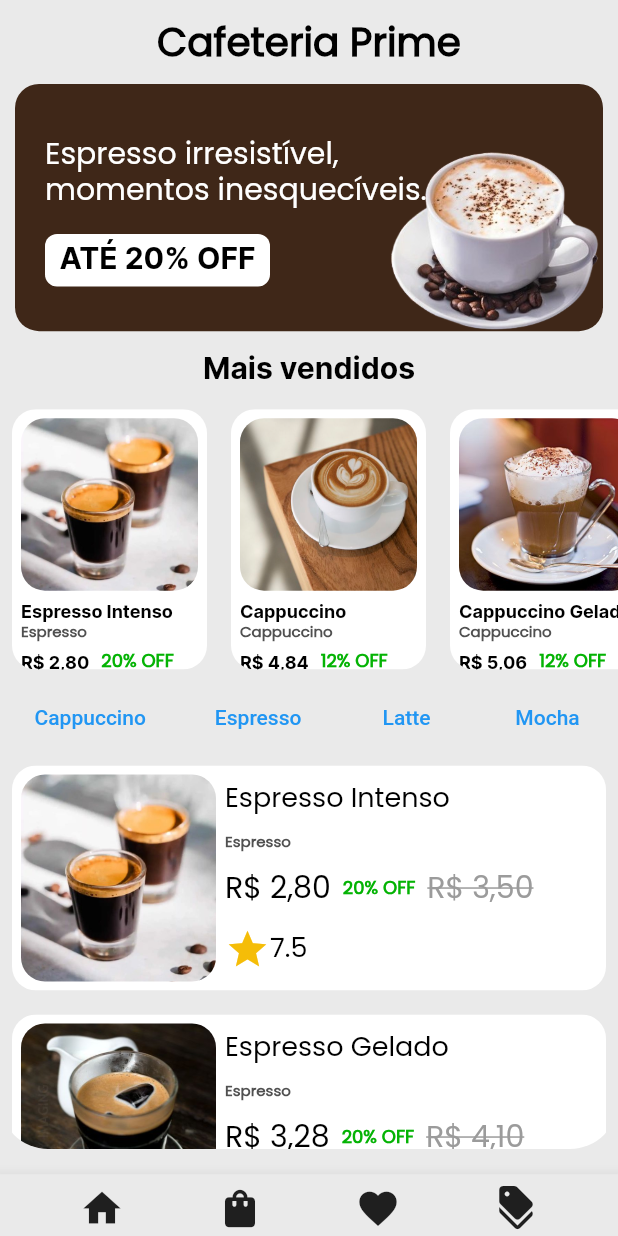
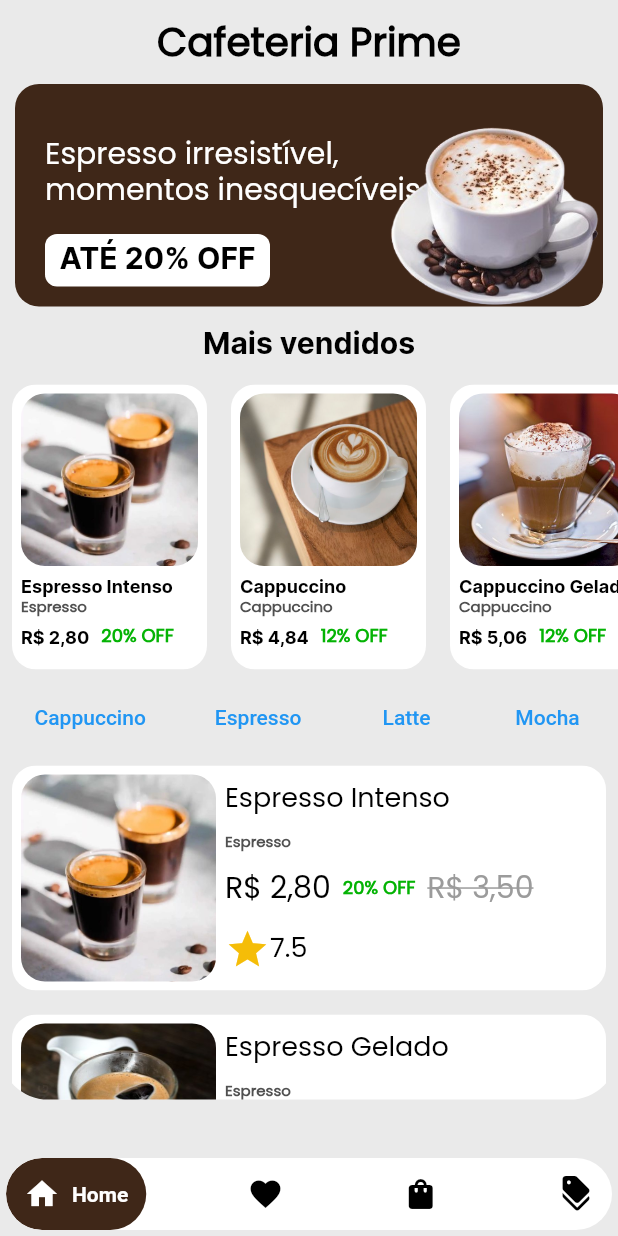
Before and after one commit to teixeiradlucas/Coffee_Shop, a Flutter app: the screen it shows after launch, on a phone screen of 412 x 824 dp. Run offline on Flutter 3.47's test engine with Material 3 defaults, Android fonts, the phone set to English and light mode, and no system bars; drawn by our look-alikes of google_nav_bar; our stand-ins replace flutter_svg, go_router.

Commit message:
Novo bottom navigation

```diff
--- a/lib/view/home/home_view.dart
+++ b/lib/view/home/home_view.dart
@@ -7,6 +7,7 @@ import 'package:coffee_shop/view/home/components/coffe_item_type.dart';
 import 'package:coffee_shop/view/home/components/coffee_item.dart';
 import 'package:flutter/material.dart';
 import 'package:go_router/go_router.dart';
+import 'package:google_nav_bar/google_nav_bar.dart';
 
 class HomeView extends StatelessWidget {
   const HomeView({super.key});
@@ -18,12 +19,12 @@ class HomeView extends StatelessWidget {
     final size = MediaQuery.of(context).size;
     return Scaffold(
       appBar: _appBar(),
-      bottomNavigationBar: _bottomNavigation(context, size),
+      bottomNavigationBar: _bottomNavigation(context),
       body: Column(
         children: [
-          _news(context, size.height * 0.2),
-          _bestSellers(items, size.height * 0.23),
-          _category(context, activeCoffees, size.height * 0.32),
+          _news(context, size.height * 0.18),
+          _bestSellers(items, size.height * 0.25),
+          _category(context, activeCoffees, size.height * 0.28),
         ],
       ),
     );
@@ -147,42 +148,46 @@ Column _category(
   );
 }
 
-BottomAppBar _bottomNavigation(BuildContext context, Size size) {
-  return BottomAppBar(
-    height: size.height * 0.05,
-    color: AppColors.backgroundColor,
-    child: Row(
-      mainAxisAlignment: MainAxisAlignment.spaceEvenly,
-      children: [
-        IconButton(
-          onPressed: () {},
-          icon: const Icon(
-            Icons.home,
-            size: 30,
+Padding _bottomNavigation(BuildContext context) {
+  return Padding(
+    padding: const EdgeInsets.all(AppDimens.kPaddingS),
+    child: ClipRRect(
+      borderRadius: const BorderRadius.all(
+        Radius.circular(AppDimens.kPaddingXL),
+      ),
+      child: GNav(
+        backgroundColor: AppColors.whiteColor,
+        tabBackgroundColor: AppColors.brownCoffeeColor,
+        padding: const EdgeInsets.all(AppDimens.kPadding * 2),
+        gap: 8,
+        tabs: [
+          const GButton(
+            icon: Icons.home,
+            text: 'Home',
+            iconActiveColor: AppColors.whiteColor,
+            textColor: AppColors.whiteColor,
           ),
-        ),
-        IconButton(
-          onPressed: () {},
-          icon: const Icon(
-            Icons.shopping_bag,
-            size: 30,
+          GButton(
+            onPressed: () async => GoRouter.of(context).push('/favorites'),
+            icon: Icons.favorite,
+            text: 'Favoritos',
+            iconActiveColor: AppColors.whiteColor,
+            textColor: AppColors.whiteColor,
           ),
-        ),
-        IconButton(
-          onPressed: () async => GoRouter.of(context).push('/favorites'),
-          icon: const Icon(
-            Icons.favorite,
-            size: 30,
+          const GButton(
+            icon: Icons.shopping_bag,
+            text: 'Carrinho',
+            iconActiveColor: AppColors.whiteColor,
+            textColor: AppColors.whiteColor,
           ),
-        ),
-        IconButton(
-          onPressed: () {},
-          icon: const Icon(
-            Icons.discount,
-            size: 30,
+          const GButton(
+            icon: Icons.discount,
+            text: 'Oferta',
+            iconActiveColor: AppColors.whiteColor,
+            textColor: AppColors.whiteColor,
           ),
-        ),
-      ],
+        ],
+      ),
     ),
   );
 }
--- a/pubspec.yaml
+++ b/pubspec.yaml
@@ -13,6 +13,8 @@ dependencies:
   cupertino_icons: ^1.0.2
   go_router: ^13.0.0
   flutter_svg: ^2.0.9
+  google_nav_bar: ^5.0.6
+
 dev_dependencies:
   flutter_test:
     sdk: flutter
```
Also changed, not shown: pubspec.lock.
